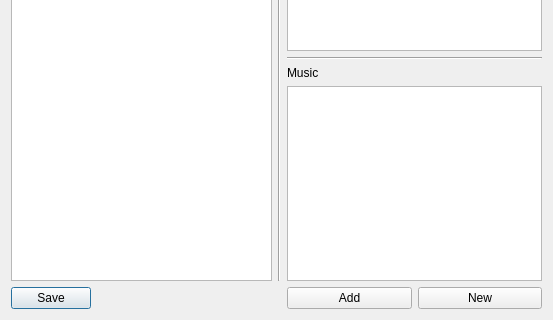
The window that edit_list_d.ui (lisitsynSA/Dance) describes before a commit, drawn with Qt 5; both pictures show x 0 to 553 and y 176 to 496 of the 553 by 496 pixel window.
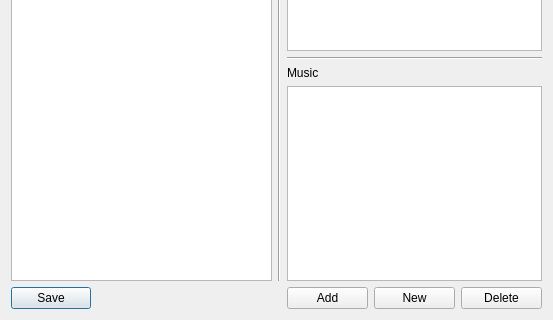
The same window after the commit.

Commit message: Fixed bug with qsort and added deleting of dances from dance list

What changed in the file:
```diff
--- a/edit_list_d.ui
+++ b/edit_list_d.ui
@@ -56,7 +56,7 @@
      </property>
     </widget>
    </item>
-   <item row="0" column="3" colspan="2">
+   <item row="0" column="3" colspan="3">
     <layout class="QVBoxLayout" name="verticalLayout_2">
      <item>
       <widget class="QLabel" name="label_3">
@@ -121,6 +121,13 @@
      </property>
     </widget>
    </item>
+   <item row="1" column="5">
+    <widget class="QPushButton" name="deleteButton">
+     <property name="text">
+      <string>Delete</string>
+     </property>
+    </widget>
+   </item>
   </layout>
  </widget>
  <resources/>
```
The commit also changes 5 other files.
